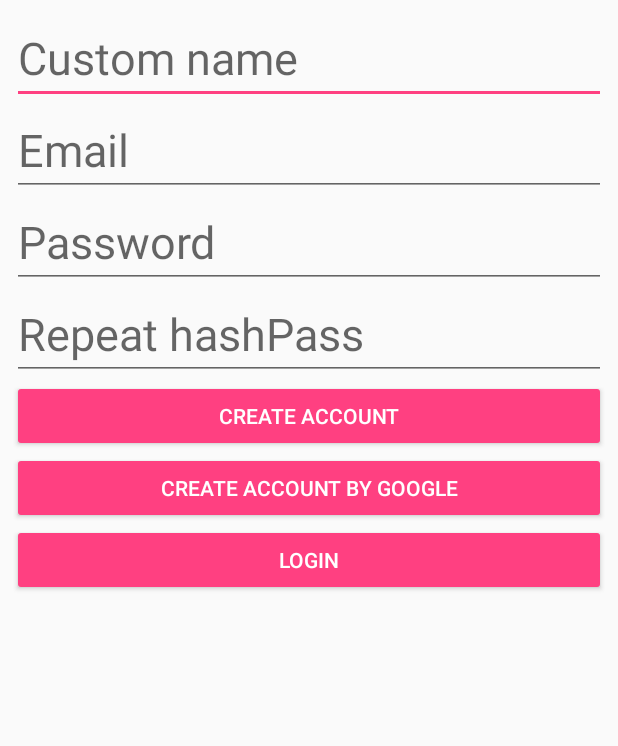
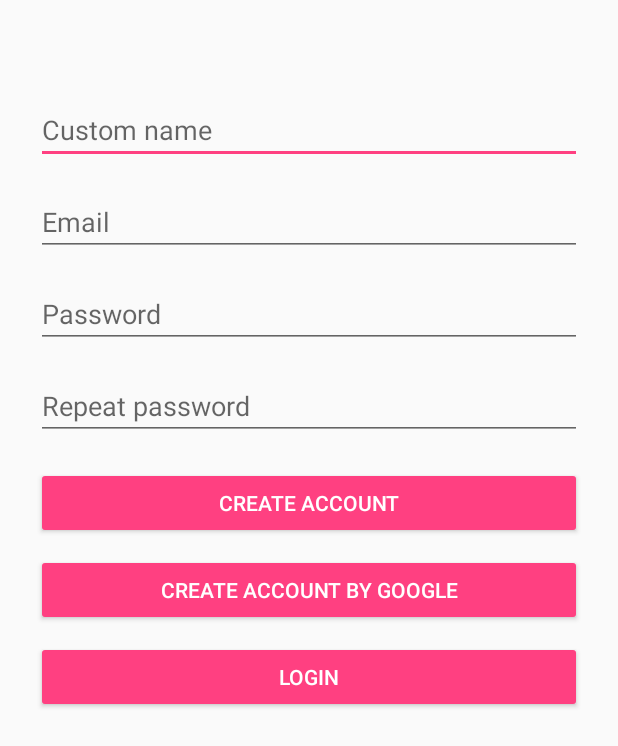
Before and after one commit to mrotko/battleship, an Android app: the screen it shows after launch (RegisterActivity), after a tap on "REGISTER", on a phone screen of 412 x 824 dp. Shown: the top 746 px of the screen. Run offline under Robolectric (Android 15) with nearby library versions, the phone set to English and light mode, and no system bars; our stand-ins replace ButterKnife, Volley; 2 other taps on this screen came first.

Commit message:
zmiana stylu ekranu logowania i rejestracji

```diff
--- a/app/src/main/java/com/example/michal/battleship/views/authView/LoginActivity.java
+++ b/app/src/main/java/com/example/michal/battleship/views/authView/LoginActivity.java
@@ -11,6 +11,7 @@ import android.view.inputmethod.InputMethodManager;
 import android.widget.Button;
 import android.widget.EditText;
 import android.widget.ProgressBar;
+import android.widget.ScrollView;
 import android.widget.Toast;
 
 import com.android.volley.Request;
@@ -37,19 +38,26 @@ import butterknife.ButterKnife;
 
 public class LoginActivity extends AppCompatActivity {
 
-    @BindView(R.id.cl_login_activity) ConstraintLayout loginActivityCl;
+    @BindView(R.id.sv_login_activity)
+    ScrollView loginActivitySv;
 
-    @BindView(R.id.btnLogin) Button loginBtn;
+    @BindView(R.id.btnLogin)
+    Button loginBtn;
 
-    @BindView(R.id.btnGoogleLogin) Button googleLoginBtn;
+    @BindView(R.id.btnGoogleLogin)
+    Button googleLoginBtn;
 
-    @BindView(R.id.btnSwitchToRegister) Button switchToRegisterBtn;
+    @BindView(R.id.btnSwitchToRegister)
+    Button switchToRegisterBtn;
 
-    @BindView(R.id.etEmail) EditText emailEt;
+    @BindView(R.id.etEmail)
+    EditText emailEt;
 
-    @BindView(R.id.etPassword) EditText passwordEt;
+    @BindView(R.id.etPassword)
+    EditText passwordEt;
 
-    @BindView(R.id.progressBar) ProgressBar progressBar;
+    @BindView(R.id.progressBar)
+    ProgressBar progressBar;
 
     private SessionService sessionService;
 
@@ -132,7 +140,7 @@ public class LoginActivity extends AppCompatActivity {
     private void hideKeyboard() {
         InputMethodManager inputMethodManager = (InputMethodManager) getSystemService(INPUT_METHOD_SERVICE);
         if (inputMethodManager != null) {
-            inputMethodManager.hideSoftInputFromWindow(loginActivityCl.getWindowToken(), 0);
+            inputMethodManager.hideSoftInputFromWindow(loginActivitySv.getWindowToken(), 0);
         }
     }
 
--- a/app/src/main/java/com/example/michal/battleship/views/authView/RegisterActivity.java
+++ b/app/src/main/java/com/example/michal/battleship/views/authView/RegisterActivity.java
@@ -3,7 +3,6 @@ package com.example.michal.battleship.views.authView;
 import android.content.Intent;
 import android.os.Bundle;
 import android.support.annotation.NonNull;
-import android.support.constraint.ConstraintLayout;
 import android.support.v7.app.AppCompatActivity;
 import android.util.Log;
 import android.view.View;
@@ -11,6 +10,7 @@ import android.view.inputmethod.InputMethodManager;
 import android.widget.Button;
 import android.widget.EditText;
 import android.widget.ProgressBar;
+import android.widget.ScrollView;
 import android.widget.Toast;
 
 import com.android.volley.Request;
@@ -35,23 +35,32 @@ import butterknife.ButterKnife;
 
 public class RegisterActivity extends AppCompatActivity {
 
-    @BindView(R.id.cl_register_activity) ConstraintLayout registerActivityCl;
+    @BindView(R.id.sv_register_activity)
+    ScrollView registerActivitySv;
 
-    @BindView(R.id.etCustomName) EditText customNameEt;
+    @BindView(R.id.etCustomName)
+    EditText customNameEt;
 
-    @BindView(R.id.etEmail) EditText emailEt;
+    @BindView(R.id.etEmail)
+    EditText emailEt;
 
-    @BindView(R.id.etPassword) EditText passwordEt;
+    @BindView(R.id.etPassword)
+    EditText passwordEt;
 
-    @BindView(R.id.etRepeatPassword) EditText repeatPasswordEt;
+    @BindView(R.id.etRepeatPassword)
+    EditText repeatPasswordEt;
 
-    @BindView(R.id.btnCreateAccount) Button createAccountBtn;
+    @BindView(R.id.btnCreateAccount)
+    Button createAccountBtn;
 
-    @BindView(R.id.btnCreateAccountByGoogle) Button registerByGoogleBtn;
+    @BindView(R.id.btnCreateAccountByGoogle)
+    Button registerByGoogleBtn;
 
-    @BindView(R.id.btnSwitchToLogin) Button switchToLoginBtn;
+    @BindView(R.id.btnSwitchToLogin)
+    Button switchToLoginBtn;
 
-    @BindView(R.id.progressBar) ProgressBar progressBar;
+    @BindView(R.id.progressBar)
+    ProgressBar progressBar;
 
     private IHashProvider hashProvider;
 
@@ -183,7 +192,7 @@ public class RegisterActivity extends AppCompatActivity {
     private void hideKeyboard() {
         InputMethodManager inputMethodManager = (InputMethodManager) getSystemService(INPUT_METHOD_SERVICE);
         if (inputMethodManager != null) {
-            inputMethodManager.hideSoftInputFromWindow(registerActivityCl.getWindowToken(), 0);
+            inputMethodManager.hideSoftInputFromWindow(registerActivitySv.getWindowToken(), 0);
         }
     }
 
--- a/app/src/main/res/layout/activity_register.xml
+++ b/app/src/main/res/layout/activity_register.xml
@@ -1,106 +1,85 @@
 <?xml version="1.0" encoding="utf-8"?>
-<android.support.constraint.ConstraintLayout xmlns:android="http://schemas.android.com/apk/res/android"
-    xmlns:app="http://schemas.android.com/apk/res-auto"
-    xmlns:tools="http://schemas.android.com/tools"
-    android:id="@+id/cl_register_activity"
+<ScrollView xmlns:android="http://schemas.android.com/apk/res/android"
+    android:id="@+id/sv_register_activity"
     android:layout_width="match_parent"
-    android:layout_height="match_parent">
+    android:layout_height="match_parent"
+    android:fitsSystemWindows="true">
 
     <LinearLayout
         android:layout_width="match_parent"
         android:layout_height="wrap_content"
-        android:layout_marginEnd="8dp"
-        android:layout_marginStart="8dp"
-        android:layout_marginTop="8dp"
-        android:gravity="center"
         android:orientation="vertical"
-        app:layout_constraintBottom_toBottomOf="parent"
-        app:layout_constraintEnd_toEndOf="parent"
-        app:layout_constraintHorizontal_bias="0.0"
-        app:layout_constraintStart_toStartOf="parent"
-        app:layout_constraintTop_toTopOf="parent"
-        app:layout_constraintVertical_bias="0.0">
+        android:paddingTop="56dp"
+        android:paddingLeft="24dp"
+        android:paddingRight="24dp">
 
         <EditText
             android:id="@+id/etCustomName"
-            style="@style/Widget.AppCompat.EditText"
             android:layout_width="match_parent"
             android:layout_height="wrap_content"
-            android:ems="10"
             android:hint="@string/customName"
             android:inputType="textPersonName"
             android:singleLine="true"
-            android:textSize="30sp" />
+            android:layout_marginTop="8dp"
+            android:layout_marginBottom="8dp"/>
 
         <EditText
             android:id="@+id/etEmail"
-            style="@style/Widget.AppCompat.EditText"
             android:layout_width="match_parent"
             android:layout_height="wrap_content"
-            android:ems="10"
             android:hint="@string/email"
             android:inputType="textEmailAddress"
-            android:textSize="30sp" />
+            android:layout_marginTop="8dp"
+            android:layout_marginBottom="8dp"/>
 
         <EditText
             android:id="@+id/etPassword"
-            style="@style/Widget.AppCompat.EditText"
             android:layout_width="match_parent"
             android:layout_height="wrap_content"
-            android:ems="10"
             android:hint="@string/hashPass"
             android:inputType="textPassword"
-            android:textSize="30sp" />
+            android:layout_marginTop="8dp"
+            android:layout_marginBottom="8dp"/>
 
         <EditText
             android:id="@+id/etRepeatPassword"
-            style="@style/Widget.AppCompat.EditText"
             android:layout_width="match_parent"
             android:layout_height="wrap_content"
-            android:ems="10"
             android:hint="@string/repeatPassword"
             android:inputType="textPassword"
-            android:textSize="30sp" />
-
-        <LinearLayout
-            android:layout_width="match_parent"
-            android:layout_height="wrap_content"
-            android:orientation="vertical">
+            android:layout_marginTop="8dp"
+            android:layout_marginBottom="8dp"/>
 
         <Button
             android:id="@+id/btnCreateAccount"
-                style="@style/Widget.AppCompat.Button.Colored"
             android:layout_width="match_parent"
             android:layout_height="wrap_content"
+            android:layout_marginTop="10dp"
+            android:padding="12dp"
             android:text="@string/createAccount" />
 
         <Button
             android:id="@+id/btnCreateAccountByGoogle"
-                style="@style/Widget.AppCompat.Button.Colored"
             android:layout_width="match_parent"
             android:layout_height="wrap_content"
+            android:layout_marginTop="10dp"
+            android:padding="12dp"
             android:text="@string/createAccountByGoogle" />
 
         <Button
             android:id="@+id/btnSwitchToLogin"
-                style="@style/Widget.AppCompat.Button.Colored"
             android:layout_width="match_parent"
             android:layout_height="wrap_content"
+            android:layout_marginTop="10dp"
+            android:padding="12dp"
             android:text="@string/login" />
-
-        </LinearLayout>
-
-    </LinearLayout>
 
         <include
             layout="@layout/progress_bar"
             android:layout_width="match_parent"
             android:layout_height="100dp"
-        android:layout_marginEnd="8dp"
-        android:layout_marginStart="8dp"
-        app:layout_constraintBottom_toBottomOf="parent"
-        app:layout_constraintEnd_toEndOf="parent"
-        app:layout_constraintHorizontal_bias="0.0"
-        app:layout_constraintStart_toStartOf="parent" />
+            android:layout_marginTop="10dp"
+            android:padding="12dp"/>
 
-</android.support.constraint.ConstraintLayout>
+    </LinearLayout>
+</ScrollView>
--- a/app/src/main/res/values/colors.xml
+++ b/app/src/main/res/values/colors.xml
@@ -8,4 +8,7 @@
     <color name="fieldBackgroundGood">#0F0</color>
     <color name="boardViewBackgroundNormal">#FFF</color>
     <color name="boardViewBackgroundMove">#0F0</color>
+    <color name="green">#4CAF50</color>
+    <color name="lightGreen">#8BC34A</color>
+    <color name="red">#F44336</color>
 </resources>
--- a/app/src/main/res/values/strings.xml
+++ b/app/src/main/res/values/strings.xml
@@ -80,7 +80,7 @@
     <string name="email">Email</string>
     <string name="hashPass">Password</string>
     <string name="loginError">Wrong email or hashPass</string>
-    <string name="repeatPassword">Repeat hashPass</string>
+    <string name="repeatPassword">Repeat password</string>
     <string name="customName">Custom name</string>
     <string name="createAccount">Create account</string>
     <string name="createAccountByGoogle">Create account by google</string>
--- a/app/src/main/res/values/styles.xml
+++ b/app/src/main/res/values/styles.xml
@@ -6,6 +6,7 @@
         <item name="colorPrimary">@color/colorPrimary</item>
         <item name="colorPrimaryDark">@color/colorPrimaryDark</item>
         <item name="colorAccent">@color/colorAccent</item>
+        <item name="android:buttonStyle">@style/Widget.AppCompat.Button.Colored</item>
         <!--<item name="android:background">@drawable/background</item>-->
     </style>
 
```
Also changed, not shown: app/src/main/res/layout/activity_login.xml (+38 -61 lines). Lines whose indentation alone changed are shown as unchanged.
